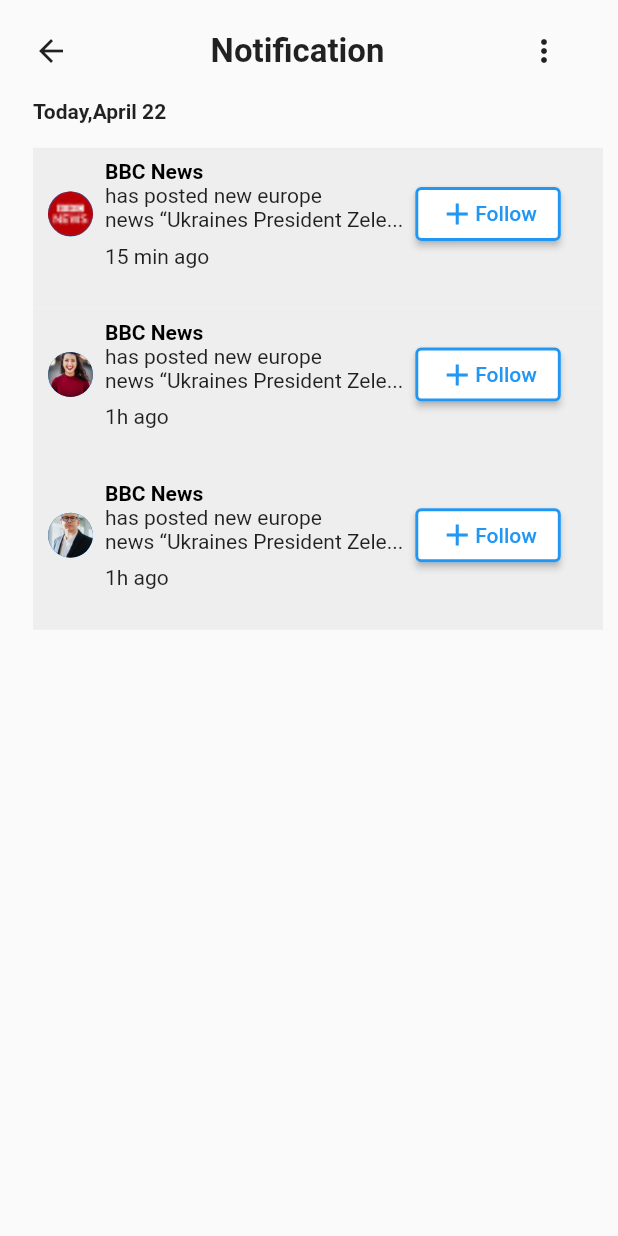
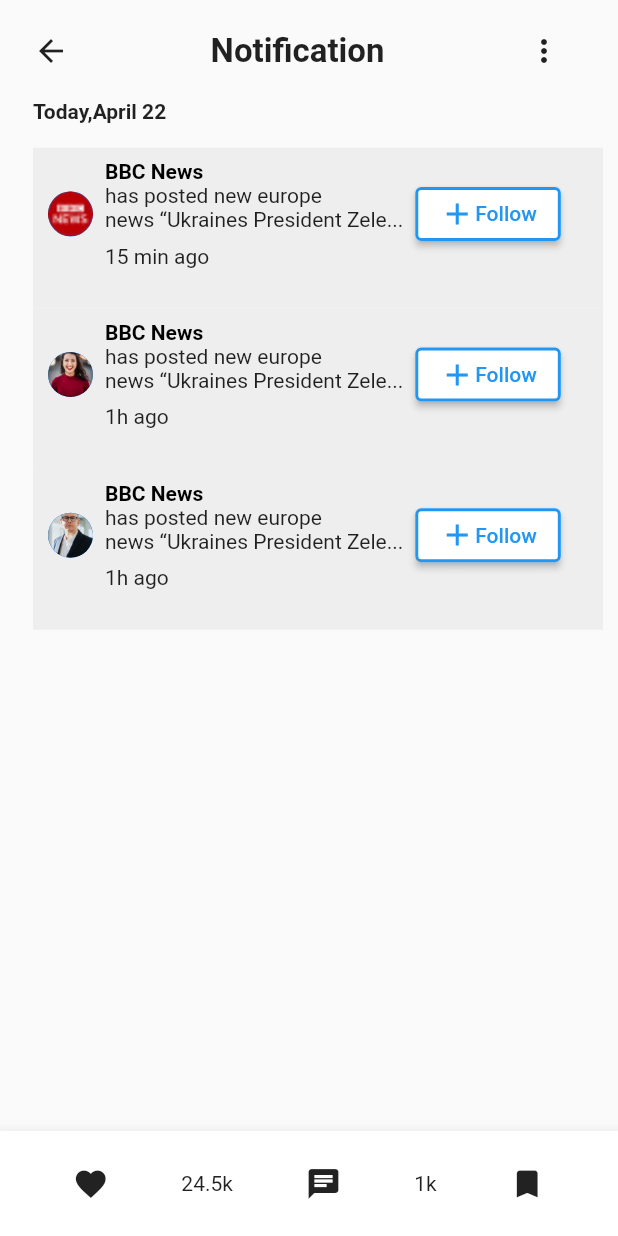
Before and after one commit to simranshahh/NewsAppCloneUI, a Flutter app: the NotificationPage screen opened directly, on a phone screen of 412 x 824 dp. Run offline on Flutter 3.47's test engine with Material 2 defaults, Android fonts, the phone set to English and light mode, and no system bars; our stand-ins replace carousel_slider, dio, easy_splash_screen, hooks_riverpod, nb_utils, otp_text_field; missing offline and left inert: onboarding.

Commit message:
notification complete

```diff
--- a/lib/main.dart
+++ b/lib/main.dart
@@ -22,6 +22,6 @@
   @override
   Widget build(BuildContext context) {
     return const MaterialApp(
-        debugShowCheckedModeBanner: false, home: DetailScreen());
+        debugShowCheckedModeBanner: false, home: NotificationPage());
   }
 }
--- a/lib/view/Homepage/Notifications/notification.dart
+++ b/lib/view/Homepage/Notifications/notification.dart
@@ -59,6 +59,36 @@
 
     return SafeArea(
       child: Scaffold(
+        bottomNavigationBar: BottomAppBar(
+          child: Container(
+            height: 70.0,
+            width: double.maxFinite,
+            decoration: BoxDecoration(
+                color: Colors.white,
+                borderRadius:
+                    BorderRadius.vertical(top: Radius.circular(30.0))),
+            child: Row(
+              mainAxisSize: MainAxisSize.max,
+              mainAxisAlignment: MainAxisAlignment.spaceEvenly,
+              children: <Widget>[
+                IconButton(
+                  icon: Icon(Icons.favorite),
+                  onPressed: () {},
+                ),
+                Text('24.5k'),
+                IconButton(
+                  icon: Icon(Icons.chat),
+                  onPressed: () {},
+                ),
+                Text('1k'),
+                IconButton(
+                  icon: Icon(Icons.bookmark),
+                  onPressed: () {},
+                ),
+              ],
+            ),
+          ),
+        ),
         body: Padding(
           padding: const EdgeInsets.all(10.0),
           child: SingleChildScrollView(
@@ -172,8 +202,6 @@
                                                 ), //practice
                                               ]),
                                         ),
-
-
                                         ElevatedButton(
                                             onPressed: () {},
                                             style: ElevatedButton.styleFrom(
@@ -222,14 +250,14 @@
   String source;
   String notice;
   String time;
-  bool? follow=false;
+  bool? follow = false;
 
   NotificationDetails(
       {required this.image,
       required this.source,
       required this.notice,
       required this.time,
-     this.follow});
+      this.follow});
 }
 
 
```
